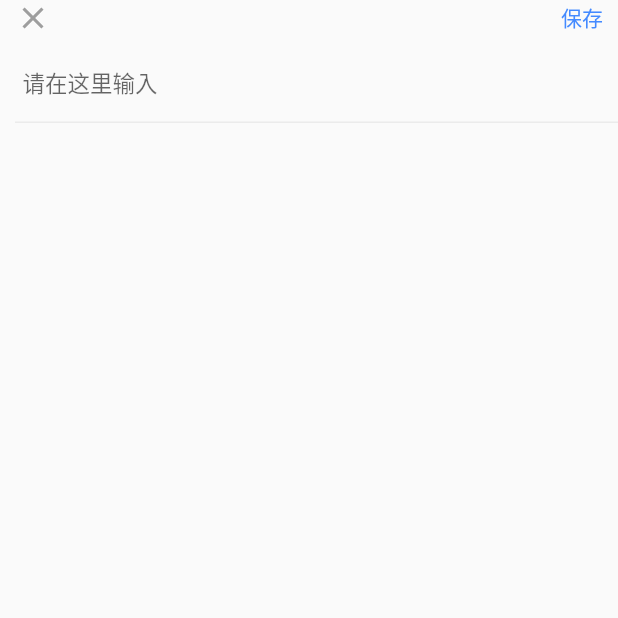
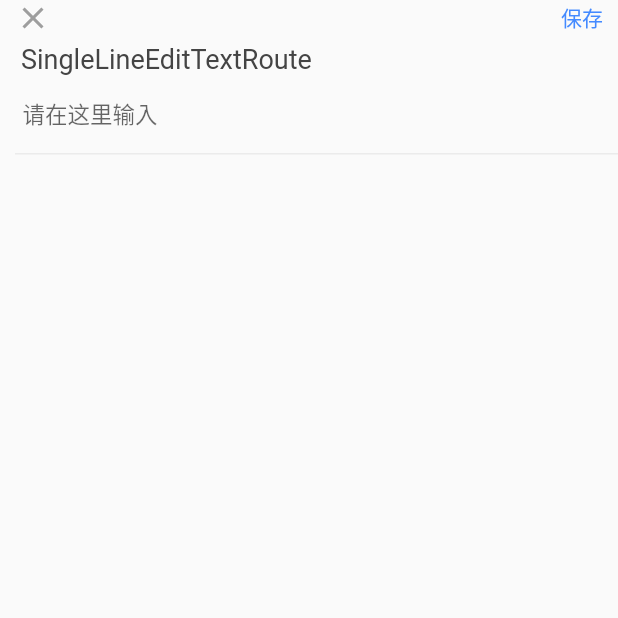
Before and after one commit to zlqscount/zui_flutter, a Flutter app: the SingleLineEditTextRoute screen opened directly, on a phone screen of 412 x 824 dp, the top half of it. Run offline on Flutter 3.47's test engine with Material 2 defaults, Android fonts, the phone set to English and light mode, and no system bars.

Commit message:
加上控件名。

```diff
--- a/lib/home/commonuse/detail/text/text_route.dart
+++ b/lib/home/commonuse/detail/text/text_route.dart
@@ -24,7 +24,7 @@ class TextState extends State<TextRoute> {
       body: ListView(
         children: <Widget>[
           ItemView(
-            "左标题",
+            "ItemView",
             text1,
             clickListener: () {
               Navigator.push(context,
@@ -47,9 +47,9 @@ class TextState extends State<TextRoute> {
             },
           ),
           Container(child:
-          EllipsisText("1111111111111111111111111111222222222222222222222222222333333333333333"),
+          EllipsisText("EllipsisText 1111111111111111111111111111222222222222222222222222222333333333333333"),
             margin: EdgeInsets.all(10),),
-          Container(child: EllipsisText("1111111111111111111111111111222222222222222222222222222333333333333333444444444444444444445555555555555555556666666666666", maxLines: 3,),
+          Container(child: EllipsisText("EllipsisText 1111111111111111111111111111222222222222222222222222222333333333333333444444444444444444445555555555555555556666666666666", maxLines: 3,),
           margin: EdgeInsets.all(10),),
         ],
       ),
--- a/lib/view/textfield/single_line_edittext.dart
+++ b/lib/view/textfield/single_line_edittext.dart
@@ -15,7 +15,7 @@ class SingleLineEditTextRoute extends StatefulWidget {
   SingleLineEditTextRoute({
     this.saveClickListener,
     this.cancelClickListener,
-    this.title = "",
+    this.title = "SingleLineEditTextRoute",
     this.content1,
     this.content2,
     this.editTextHint1 = "请在这里输入",
```
